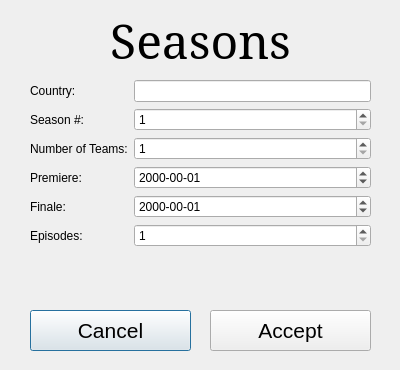
Qt form modifySeasons.ui (PaulSirk/dataBaseManager) before a commit.
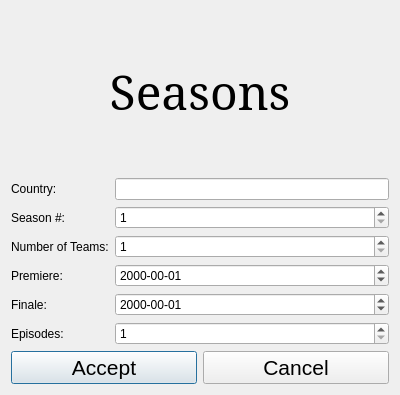
The same form after that commit.

The edit to the form file:
```diff
--- a/modifySeasons.ui
+++ b/modifySeasons.ui
@@ -7,21 +7,15 @@
     <x>0</x>
     <y>0</y>
     <width>400</width>
-    <height>370</height>
+    <height>395</height>
    </rect>
   </property>
   <property name="windowTitle">
    <string>Dialog</string>
   </property>
+  <layout class="QVBoxLayout" name="verticalLayout">
+   <item>
   <widget class="QLabel" name="lblOperation">
-   <property name="geometry">
-    <rect>
-     <x>50</x>
-     <y>10</y>
-     <width>301</width>
-     <height>61</height>
-    </rect>
-   </property>
    <property name="font">
     <font>
      <family>Serif</family>
@@ -35,15 +29,8 @@
     <set>Qt::AlignCenter</set>
    </property>
   </widget>
-  <widget class="QWidget" name="formLayoutWidget">
-   <property name="geometry">
-    <rect>
-     <x>30</x>
-     <y>80</y>
-     <width>341</width>
-     <height>211</height>
-    </rect>
-   </property>
+   </item>
+   <item>
    <layout class="QFormLayout" name="frmSeasons">
     <item row="0" column="0">
      <widget class="QLabel" name="lblCountry">
@@ -133,34 +120,11 @@
      </widget>
     </item>
    </layout>
-  </widget>
-  <widget class="QPushButton" name="pbCancel">
-   <property name="geometry">
-    <rect>
-     <x>30</x>
-     <y>310</y>
-     <width>161</width>
-     <height>41</height>
-    </rect>
-   </property>
-   <property name="font">
-    <font>
-     <pointsize>16</pointsize>
-    </font>
-   </property>
-   <property name="text">
-    <string>Cancel</string>
-   </property>
-  </widget>
+   </item>
+   <item>
+    <layout class="QHBoxLayout" name="horizontalLayout">
+     <item>
   <widget class="QPushButton" name="pbAccept">
-   <property name="geometry">
-    <rect>
-     <x>210</x>
-     <y>310</y>
-     <width>161</width>
-     <height>41</height>
-    </rect>
-   </property>
    <property name="font">
     <font>
      <pointsize>16</pointsize>
@@ -170,6 +134,22 @@
     <string>Accept</string>
    </property>
   </widget>
+     </item>
+     <item>
+      <widget class="QPushButton" name="pbCancel">
+       <property name="font">
+        <font>
+         <pointsize>16</pointsize>
+        </font>
+       </property>
+       <property name="text">
+        <string>Cancel</string>
+       </property>
+      </widget>
+     </item>
+    </layout>
+   </item>
+  </layout>
  </widget>
  <resources/>
  <connections>
```
Lines whose indentation alone changed are shown as unchanged.
